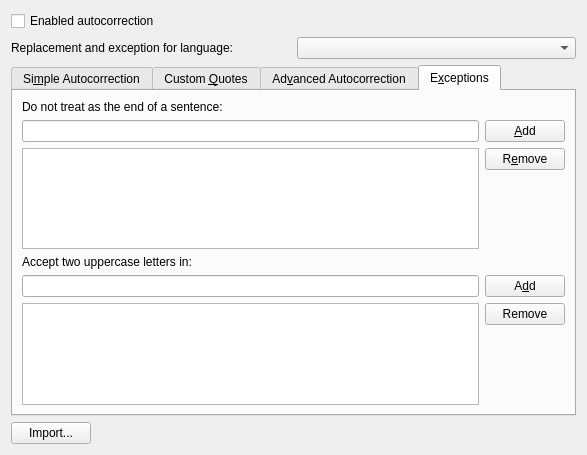
Before: the Qt Designer form messagecomposer/autocorrection/composerautocorrectionwidget.ui in KDE/kdepim, drawn with Qt 5.
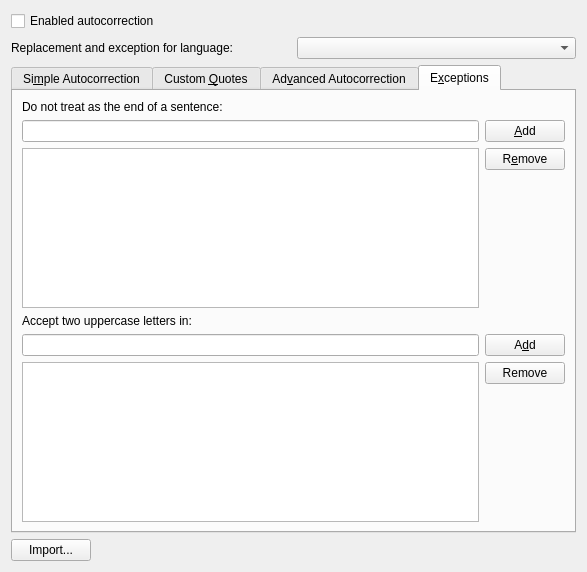
After: the same form once the commit is applied. The open tabs and pages were chosen to show the change. Custom widgets are drawn as their Qt base class.

The edit to the form file:
```diff
--- a/messagecomposer/autocorrection/composerautocorrectionwidget.ui
+++ b/messagecomposer/autocorrection/composerautocorrectionwidget.ui
@@ -7,7 +7,7 @@
     <x>0</x>
     <y>0</y>
     <width>587</width>
-    <height>455</height>
+    <height>572</height>
    </rect>
   </property>
   <layout class="QGridLayout" name="gridLayout">
@@ -401,7 +401,7 @@
       <attribute name="title">
        <string>E&amp;xceptions</string>
       </attribute>
-      <layout class="QVBoxLayout" name="verticalLayout_2">
+      <layout class="QVBoxLayout" name="verticalLayout">
        <item>
         <layout class="QGridLayout" name="gridLayout_3">
          <item row="0" column="0" colspan="2">
@@ -472,7 +472,7 @@
        </item>
        <item>
         <layout class="QGridLayout" name="gridLayout_2">
-         <item row="0" column="0" colspan="2">
+         <item row="0" column="0">
           <widget class="QLabel" name="label_5">
            <property name="text">
             <string>Accept two uppercase letters in:</string>
@@ -480,8 +480,6 @@
           </widget>
          </item>
          <item row="1" column="0">
-          <layout class="QVBoxLayout" name="verticalLayout">
-           <item>
             <widget class="KLineEdit" name="twoUpperLetter">
              <property name="trapEnterKeyEvent" stdset="0">
               <bool>true</bool>
@@ -491,25 +489,7 @@
              </property>
             </widget>
            </item>
-           <item>
-            <widget class="MessageComposer::ComposerAutoCorrectionListWidget" name="twoUpperLetterList">
-             <property name="sizePolicy">
-              <sizepolicy hsizetype="Expanding" vsizetype="Maximum">
-               <horstretch>0</horstretch>
-               <verstretch>0</verstretch>
-              </sizepolicy>
-             </property>
-             <property name="selectionMode">
-              <enum>QAbstractItemView::ExtendedSelection</enum>
-             </property>
-             <property name="sortingEnabled">
-              <bool>true</bool>
-             </property>
-            </widget>
-           </item>
-          </layout>
-         </item>
-         <item row="1" column="1">
+         <item row="1" column="1" rowspan="2">
           <layout class="QVBoxLayout" name="_16">
            <item>
             <widget class="QPushButton" name="add2">
@@ -540,6 +520,22 @@
            </item>
           </layout>
          </item>
+         <item row="2" column="0">
+          <widget class="MessageComposer::ComposerAutoCorrectionListWidget" name="twoUpperLetterList">
+           <property name="sizePolicy">
+            <sizepolicy hsizetype="Expanding" vsizetype="Maximum">
+             <horstretch>0</horstretch>
+             <verstretch>0</verstretch>
+            </sizepolicy>
+           </property>
+           <property name="selectionMode">
+            <enum>QAbstractItemView::ExtendedSelection</enum>
+           </property>
+           <property name="sortingEnabled">
+            <bool>true</bool>
+           </property>
+          </widget>
+         </item>
         </layout>
        </item>
       </layout>
```
Lines whose indentation alone changed are shown as unchanged.
